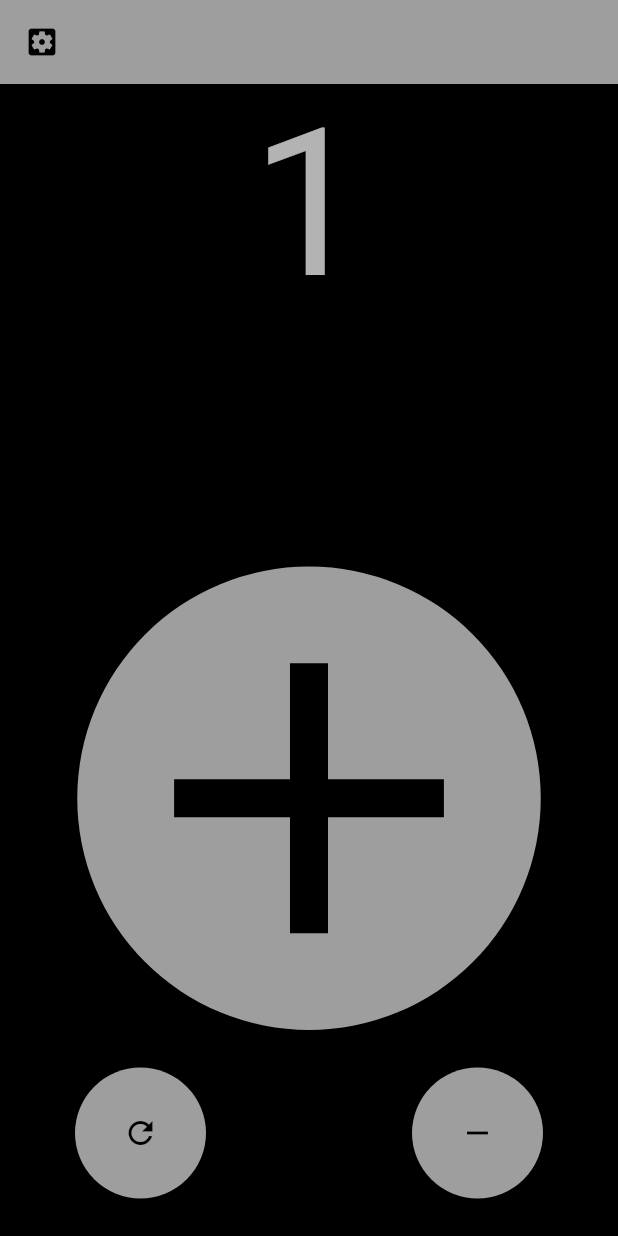
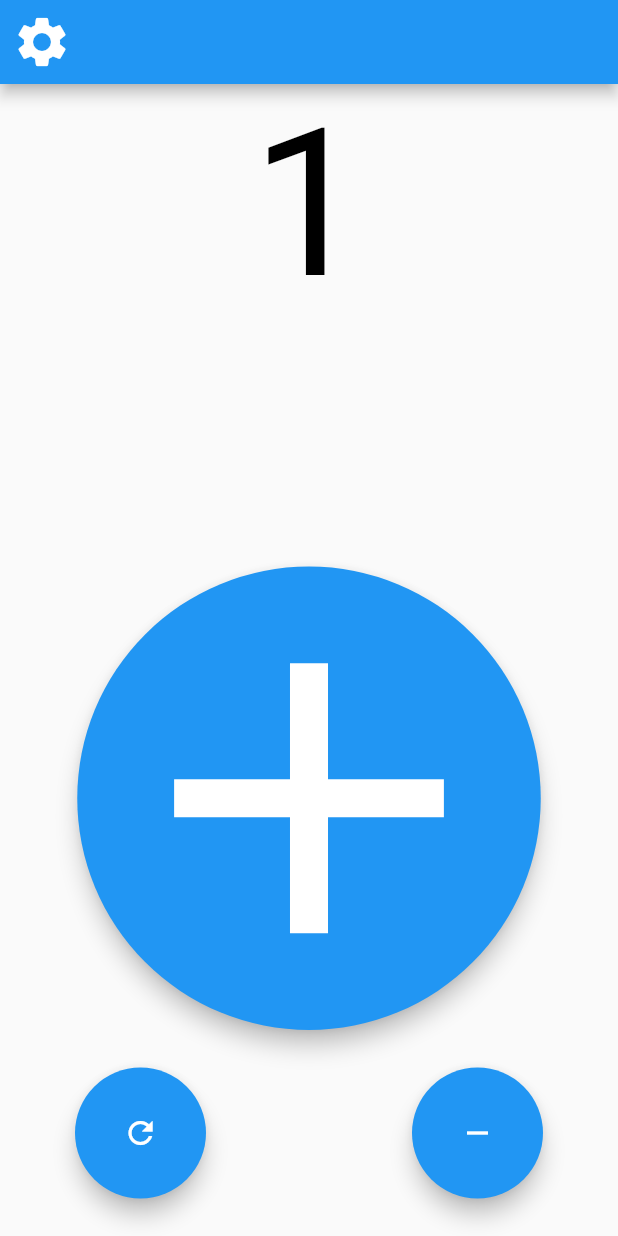
Before and after one commit to aliahad97/Counter-flutter, a Flutter app: the screen it shows after launch, after a tap on the "add" icon, on a phone screen of 412 x 824 dp. Run offline on Flutter 3.47's test engine with Material 2 defaults, Android fonts, the phone set to English and light mode, and no system bars; our stand-ins replace assets_audio_player, shared_preferences, vibration; statements that could not run were skipped.

Commit message:
Updated theme and limiting factor

```diff
--- a/lib/main.dart
+++ b/lib/main.dart
@@ -16,9 +16,9 @@ class MyApp extends StatelessWidget {
     ]);
     return MaterialApp(
       title: 'Counter',
-      theme: ThemeData(
-        primarySwatch: Colors.grey,
-      ),
+      // theme: ThemeData(
+      //   primarySwatch: Colors.grey,
+      // ),
       home: MyHomePage(title: 'Flutter Demo Home Page'),
     );
   }
@@ -74,7 +74,7 @@ class _MyHomePageState extends State<MyHomePage> {
       barrierDismissible: false, // dialog is dismissible with a tap on the barrier
       builder: (BuildContext context) {
         return AlertDialog(
-          title: Text('Enter counter limit'),
+          title: Text('Buzz every:'),
           content: new Row(
             children: <Widget>[
               new Expanded(
@@ -82,7 +82,7 @@ class _MyHomePageState extends State<MyHomePage> {
                 autofocus: true,
                 keyboardType: TextInputType.number,
                 decoration: new InputDecoration(
-                    labelText: 'Number Limit', hintText: 'eg. 99'),
+                    labelText: 'Number ', hintText: 'eg. 99'),
                 onChanged: (value) {
                   if(int.tryParse(value) != null){
                     limit = int.parse(value);
@@ -131,7 +131,7 @@ class _MyHomePageState extends State<MyHomePage> {
     SharedPreferences prefs = await SharedPreferences.getInstance();
     _counter = (prefs.getInt('counter') ?? 0) + 1;
     print('Pressed $_counter times.');
-    if((_counter%100) == (_limit%100)){
+    if((_counter % _limit) == 0){
       Vibration.vibrate(pattern: [0,200,100,1000]);
       _assetsAudioPlayer.play();
       await _ackAlert(context);
@@ -172,7 +172,7 @@ class _MyHomePageState extends State<MyHomePage> {
     return Scaffold(
       appBar: AppBar(
         leading: IconButton(
-          icon: Icon(Icons.settings_applications),
+          icon: Icon(Icons.settings, size: 40, color: Colors.white),
           onPressed: (){
             _updateLimit(context);
           },
@@ -181,7 +181,7 @@ class _MyHomePageState extends State<MyHomePage> {
         // the App.build method, and use it to set our appbar title.
         // title: Text(widget.title),
       ),
-      backgroundColor: Colors.black,
+      // backgroundColor: Colors.black,
       body: Center(
         // Center is a layout widget. It takes a single child and positions it
         // in the middle of the parent.
@@ -190,7 +190,7 @@ class _MyHomePageState extends State<MyHomePage> {
           children: <Widget>[
             Text(
               '$_counter',
-              style: TextStyle(color: Colors.white70 , fontSize: width/3, ),
+              style: TextStyle(color: Colors.black , fontSize: width/3, ),
 
             ),
             Spacer(),
```
Also changed, not shown: pubspec.lock, 6 other files.
